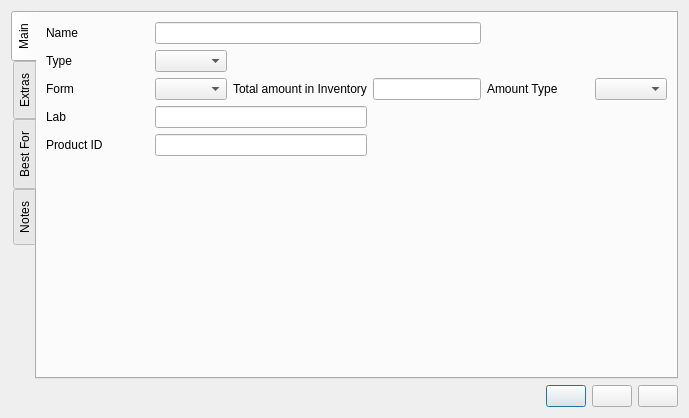
Brewtarget/brewtarget, file ui/yeastEditor.ui: the form before one commit.
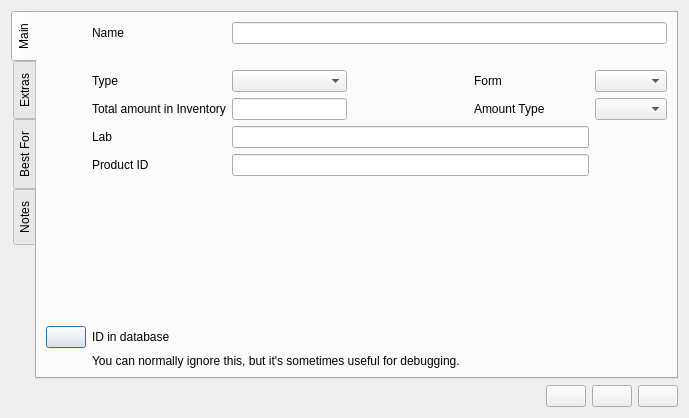
The form after the commit. Icons and pictures are not drawn. Custom widgets are drawn as their Qt base class.

Commit message: Fix migration of inventory amounts when database upgrades to v11.  Plus some minor tidy-ups.

Diff of the .ui file:
```diff
--- a/ui/yeastEditor.ui
+++ b/ui/yeastEditor.ui
@@ -33,7 +33,7 @@
        <string>Main</string>
       </attribute>
       <layout class="QGridLayout" name="gridLayout">
-       <item row="0" column="0">
+       <item row="0" column="1">
         <widget class="QLabel" name="label_name">
          <property name="text">
           <string>Name</string>
@@ -43,27 +43,28 @@
          </property>
         </widget>
        </item>
-       <item row="0" column="1" colspan="3">
+       <item row="0" column="2" colspan="4">
         <widget class="SmartLineEdit" name="lineEdit_name">
-         <property name="sizePolicy">
-          <sizepolicy hsizetype="Expanding" vsizetype="Fixed">
-           <horstretch>0</horstretch>
-           <verstretch>0</verstretch>
-          </sizepolicy>
-         </property>
          <property name="toolTip">
           <string>Name</string>
          </property>
         </widget>
        </item>
-       <item row="1" column="0">
+       <item row="1" column="3">
+        <spacer name="horizontalSpacer">
+         <property name="orientation">
+          <enum>Qt::Horizontal</enum>
+         </property>
+         <property name="sizeHint" stdset="0">
+          <size>
+           <width>40</width>
+           <height>20</height>
+          </size>
+         </property>
+        </spacer>
+       </item>
+       <item row="2" column="1">
         <widget class="QLabel" name="label_type">
-         <property name="sizePolicy">
-          <sizepolicy hsizetype="Preferred" vsizetype="Preferred">
-           <horstretch>0</horstretch>
-           <verstretch>0</verstretch>
-          </sizepolicy>
-         </property>
          <property name="text">
           <string>Type</string>
          </property>
@@ -72,14 +73,14 @@
          </property>
         </widget>
        </item>
-       <item row="1" column="1">
+       <item row="2" column="2">
         <widget class="BtComboBox" name="comboBox_yeastType">
          <property name="toolTip">
           <string>Type</string>
          </property>
         </widget>
        </item>
-       <item row="2" column="0">
+       <item row="2" column="4">
         <widget class="QLabel" name="label_form">
          <property name="sizePolicy">
           <sizepolicy hsizetype="Expanding" vsizetype="Preferred">
@@ -95,14 +96,14 @@
          </property>
         </widget>
        </item>
-       <item row="2" column="1">
+       <item row="2" column="5">
         <widget class="BtComboBox" name="comboBox_yeastForm">
          <property name="toolTip">
           <string>Form</string>
          </property>
         </widget>
        </item>
-       <item row="2" column="2">
+       <item row="3" column="1">
         <widget class="SmartLabel" name="label_inventory">
          <property name="text">
           <string>Total amount in Inventory</string>
@@ -112,7 +113,7 @@
          </property>
         </widget>
        </item>
-       <item row="2" column="3">
+       <item row="3" column="2">
         <widget class="SmartLineEdit" name="lineEdit_inventory">
          <property name="sizePolicy">
           <sizepolicy hsizetype="Expanding" vsizetype="Fixed">
@@ -125,8 +126,7 @@
          </property>
         </widget>
        </item>
-
-       <item row="2" column="4">
+       <item row="3" column="4">
         <widget class="QLabel" name="label_amountType">
          <property name="sizePolicy">
           <sizepolicy hsizetype="Expanding" vsizetype="Preferred">
@@ -145,21 +145,14 @@
          </property>
         </widget>
        </item>
-       <item row="2" column="5">
+       <item row="3" column="5">
         <widget class="BtComboBox" name="comboBox_amountType">
-         <property name="sizePolicy">
-          <sizepolicy hsizetype="Minimum" vsizetype="Fixed">
-           <horstretch>0</horstretch>
-           <verstretch>0</verstretch>
-          </sizepolicy>
-         </property>
          <property name="toolTip">
           <string>Whether the amount is weight or volume</string>
          </property>
         </widget>
        </item>
-
-       <item row="3" column="0">
+       <item row="4" column="1">
         <widget class="QLabel" name="label_laboratory">
          <property name="text">
           <string>Lab</string>
@@ -169,20 +162,14 @@
          </property>
         </widget>
        </item>
-       <item row="3" column="1" colspan="2">
+       <item row="4" column="2" colspan="3">
         <widget class="SmartLineEdit" name="lineEdit_laboratory">
-         <property name="sizePolicy">
-          <sizepolicy hsizetype="Expanding" vsizetype="Fixed">
-           <horstretch>0</horstretch>
-           <verstretch>0</verstretch>
-          </sizepolicy>
-         </property>
          <property name="toolTip">
           <string>Lab</string>
          </property>
         </widget>
        </item>
-       <item row="4" column="0">
+       <item row="5" column="1">
         <widget class="QLabel" name="label_productId">
          <property name="text">
           <string>Product ID</string>
@@ -192,20 +179,14 @@
          </property>
         </widget>
        </item>
-       <item row="4" column="1" colspan="2">
+       <item row="5" column="2" colspan="3">
         <widget class="SmartLineEdit" name="lineEdit_productId">
-         <property name="sizePolicy">
-          <sizepolicy hsizetype="Expanding" vsizetype="Fixed">
-           <horstretch>0</horstretch>
-           <verstretch>0</verstretch>
-          </sizepolicy>
-         </property>
          <property name="toolTip">
           <string>Product ID</string>
          </property>
         </widget>
        </item>
-       <item row="5" column="1">
+       <item row="12" column="1">
         <spacer name="verticalSpacer">
          <property name="orientation">
           <enum>Qt::Vertical</enum>
@@ -218,6 +199,30 @@
          </property>
         </spacer>
        </item>
+       <item row="13" column="0">
+        <widget class="InfoButton" name="infoButton_id"></widget>
+       </item>
+       <item row="13" column="1">
+        <widget class="QLabel" name="label_id">
+         <property name="text">
+          <string>ID in database</string>
+         </property>
+        </widget>
+       </item>
+       <item row="13" column="2">
+        <widget class="QLabel" name="label_id_value">
+        </widget>
+       </item>
+       <item row="14" column="1" colspan="5">
+        <widget class="InfoText" name="infoText_id">
+         <property name="buddy">
+          <cstring>infoButton_id</cstring>
+         </property>
+         <property name="text">
+          <string>You can normally ignore this, but it's sometimes useful for debugging.</string>
+         </property>
+        </widget>
+       </item>
       </layout>
      </widget>
      <widget class="QWidget" name="tab_extra">
@@ -559,7 +564,7 @@
    <item>
     <layout class="QHBoxLayout" name="horizontalLayout_3">
      <item>
-      <spacer name="horizontalSpacer">
+      <spacer name="horizontalSpacer_2">
        <property name="orientation">
         <enum>Qt::Horizontal</enum>
        </property>
@@ -623,6 +628,16 @@
    <extends>QComboBox</extends>
    <header>widgets/BtComboBox.h</header>
   </customwidget>
+  <customwidget>
+   <class>InfoButton</class>
+   <extends>QPushButton</extends>
+   <header>widgets/InfoButton.h</header>
+  </customwidget>
+  <customwidget>
+   <class>InfoText</class>
+   <extends>QLabel</extends>
+   <header>widgets/InfoText.h</header>
+  </customwidget>
   <customwidget>
    <class>BtBoolComboBox</class>
    <extends>QComboBox</extends>
```
Left out of the diff: 12 changed lines with no effect on the pictures. The commit also changes 49 other files.
